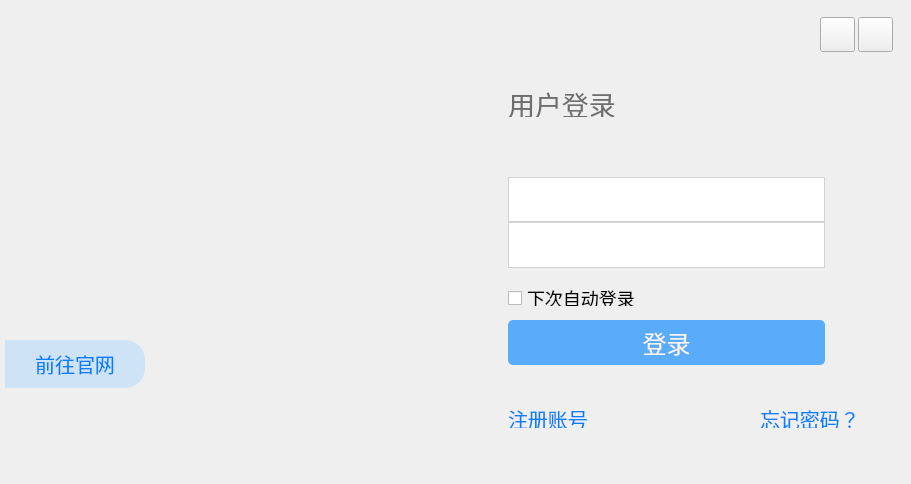
The window that LoginSystem/login_register.ui (Stefan-China/SCNU-NuresManager) describes before a commit, drawn with Qt 5.
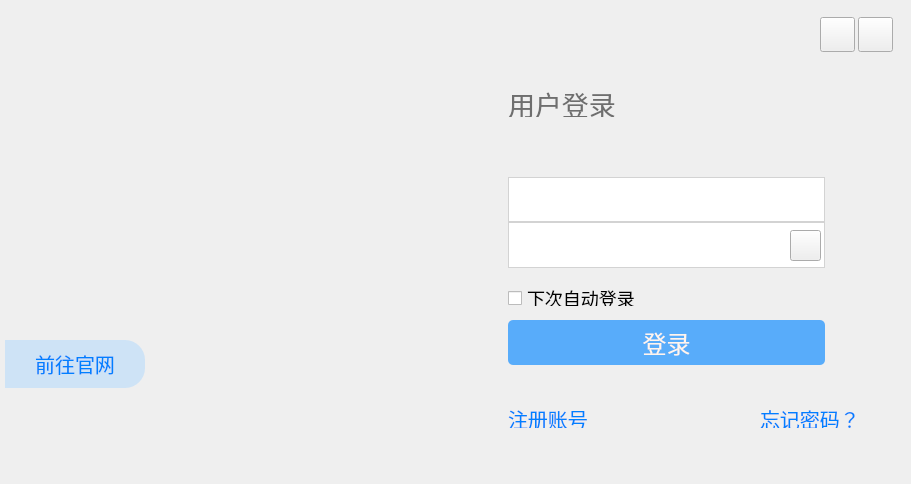
The same window after the commit. Icons and pictures are not drawn. Custom widgets are drawn as their Qt base class.

```diff
--- a/LoginSystem/login_register.ui
+++ b/LoginSystem/login_register.ui
@@ -348,7 +348,7 @@
     <rect>
      <x>36</x>
      <y>26</y>
-     <width>220</width>
+     <width>221</width>
      <height>55</height>
     </rect>
    </property>
@@ -429,6 +429,25 @@
     <string>用户登录</string>
    </property>
   </widget>
+  <widget class="QPushButton" name="btn_Change_1">
+   <property name="geometry">
+    <rect>
+     <x>790</x>
+     <y>230</y>
+     <width>31</width>
+     <height>31</height>
+    </rect>
+   </property>
+   <property name="text">
+    <string/>
+   </property>
+   <property name="iconSize">
+    <size>
+     <width>32</width>
+     <height>32</height>
+    </size>
+   </property>
+  </widget>
  </widget>
  <layoutdefault spacing="6" margin="11"/>
  <customwidgets>
```
